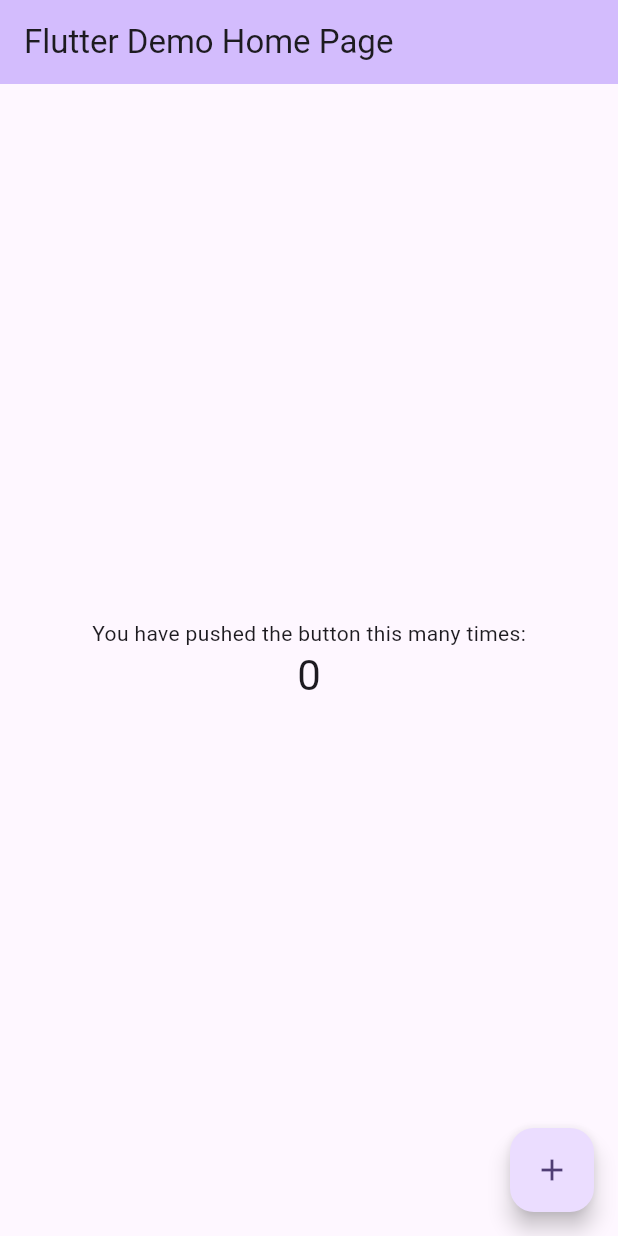
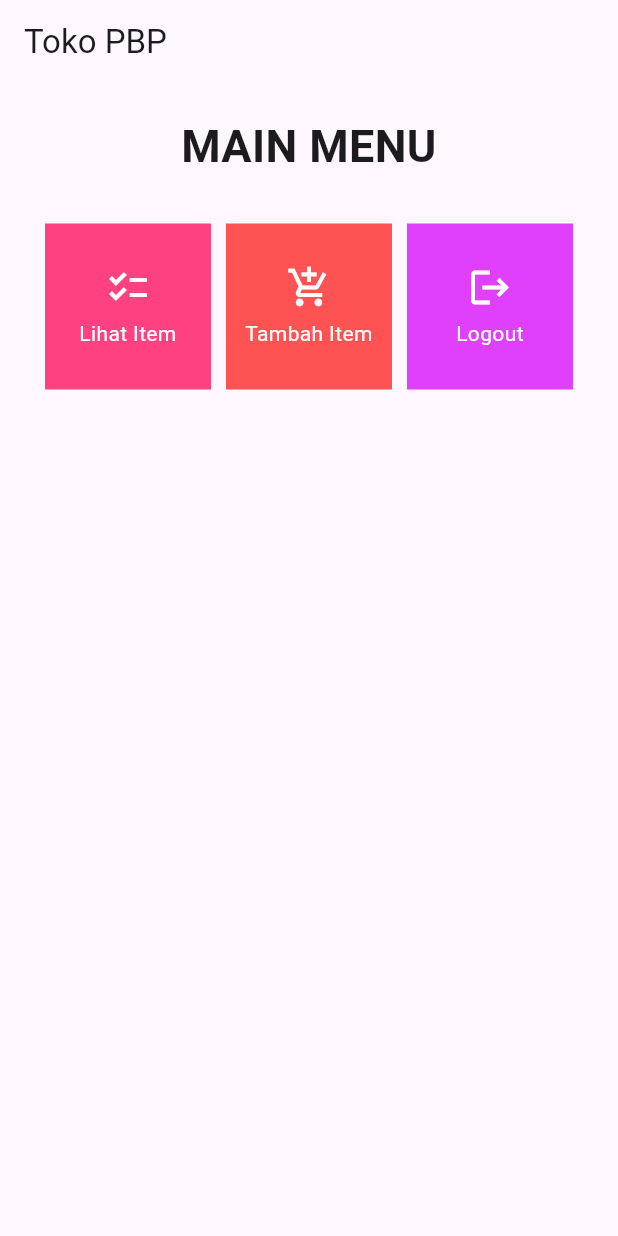
Before and after one commit to pershyfon/toko_pbp_mobile, a Flutter app: the screen it shows after launch, on a phone screen of 412 x 824 dp. Run offline on Flutter 3.47's test engine with Material 2 defaults, Android fonts, the phone set to English and light mode, and no system bars.

Commit message:
menyelesaikan tugas 7

```diff
--- a/lib/main.dart
+++ b/lib/main.dart
@@ -1,4 +1,5 @@
 import 'package:flutter/material.dart';
+import 'package:toko_pbp_mobile/menu.dart';
 
 void main() {
   runApp(const MyApp());
@@ -31,95 +32,7 @@
         colorScheme: ColorScheme.fromSeed(seedColor: Colors.deepPurple),
         useMaterial3: true,
       ),
-      home: const MyHomePage(title: 'Flutter Demo Home Page'),
+      home: MyHomePage(),
     );
   }
 }
-
-class MyHomePage extends StatefulWidget {
-  const MyHomePage({super.key, required this.title});
-
-  // This widget is the home page of your application. It is stateful, meaning
-  // that it has a State object (defined below) that contains fields that affect
-  // how it looks.
-
-  // This class is the configuration for the state. It holds the values (in this
-  // case the title) provided by the parent (in this case the App widget) and
-  // used by the build method of the State. Fields in a Widget subclass are
-  // always marked "final".
-
-  final String title;
-
-  @override
-  State<MyHomePage> createState() => _MyHomePageState();
-}
-
-class _MyHomePageState extends State<MyHomePage> {
-  int _counter = 0;
-
-  void _incrementCounter() {
-    setState(() {
-      // This call to setState tells the Flutter framework that something has
-      // changed in this State, which causes it to rerun the build method below
-      // so that the display can reflect the updated values. If we changed
-      // _counter without calling setState(), then the build method would not be
-      // called again, and so nothing would appear to happen.
-      _counter++;
-    });
-  }
-
-  @override
-  Widget build(BuildContext context) {
-    // This method is rerun every time setState is called, for instance as done
-    // by the _incrementCounter method above.
-    //
-    // The Flutter framework has been optimized to make rerunning build methods
-    // fast, so that you can just rebuild anything that needs updating rather
-    // than having to individually change instances of widgets.
-    return Scaffold(
-      appBar: AppBar(
-        // TRY THIS: Try changing the color here to a specific color (to
-        // Colors.amber, perhaps?) and trigger a hot reload to see the AppBar
-        // change color while the other colors stay the same.
-        backgroundColor: Theme.of(context).colorScheme.inversePrimary,
-        // Here we take the value from the MyHomePage object that was created by
-        // the App.build method, and use it to set our appbar title.
-        title: Text(widget.title),
-      ),
-      body: Center(
-        // Center is a layout widget. It takes a single child and positions it
-        // in the middle of the parent.
-        child: Column(
-          // Column is also a layout widget. It takes a list of children and
-          // arranges them vertically. By default, it sizes itself to fit its
-          // children horizontally, and tries to be as tall as its parent.
-          //
-          // Column has various properties to control how it sizes itself and
-          // how it positions its children. Here we use mainAxisAlignment to
-          // center the children vertically; the main axis here is the vertical
-          // axis because Columns are vertical (the cross axis would be
-          // horizontal).
-          //
-          // TRY THIS: Invoke "debug painting" (choose the "Toggle Debug Paint"
-          // action in the IDE, or press "p" in the console), to see the
-          // wireframe for each widget.
-          mainAxisAlignment: MainAxisAlignment.center,
-          children: <Widget>[
-            const Text(
-              'You have pushed the button this many times:',
-            ),
-            Text(
-              '$_counter',
-              style: Theme.of(context).textTheme.headlineMedium,
-            ),
-          ],
-        ),
-      ),
-      floatingActionButton: FloatingActionButton(
-        onPressed: _incrementCounter,
-        tooltip: 'Increment',
-        child: const Icon(Icons.add),
-      ), // This trailing comma makes auto-formatting nicer for build methods.
-    );
-  }
-}
--- /dev/null
+++ b/lib/menu.dart
@@ -0,0 +1,122 @@
+import 'package:flutter/material.dart';
+
+
+class MyHomePage extends StatelessWidget {
+  MyHomePage({Key? key}) : super(key: key);
+
+  final List<ShopItem> items = [
+    ShopItem("Lihat Item", Icons.checklist, Colors.pinkAccent),
+    ShopItem("Tambah Item", Icons.add_shopping_cart, Colors.redAccent),
+    ShopItem("Logout", Icons.logout, Colors.purpleAccent),
+  ];
+
+  // This widget is the home page of your application. It is stateful, meaning
+  // that it has a State object (defined below) that contains fields that affect
+  // how it looks.
+
+  // This class is the configuration for the state. It holds the values (in this
+  // case the title) provided by the parent (in this case the App widget) and
+  // used by the build method of the State. Fields in a Widget subclass are
+  // always marked "final".
+
+  @override
+  Widget build(BuildContext context) {
+    return Scaffold(
+      appBar: AppBar(
+        title: const Text(
+          'Toko PBP',
+        ),
+      ),
+      body: SingleChildScrollView(
+        // Widget wrapper yang dapat discroll
+        child: Padding(
+          padding: const EdgeInsets.all(10.0), // Set padding dari halaman
+          child: Column(
+            // Widget untuk menampilkan children secara vertikal
+            children: <Widget>[
+              const Padding(
+                padding: EdgeInsets.only(top: 10.0, bottom: 10.0),
+                // Widget Text untuk menampilkan tulisan dengan alignment center dan style yang sesuai
+                child: Text(
+                  'MAIN MENU', // Text yang menandakan toko
+                  textAlign: TextAlign.center,
+                  style: TextStyle(
+                    fontSize: 30,
+                    fontWeight: FontWeight.bold,
+                  ),
+                ),
+              ),
+              // Grid layout
+              GridView.count(
+                // Container pada card kita.
+                primary: true,
+                padding: const EdgeInsets.all(20),
+                crossAxisSpacing: 10,
+                mainAxisSpacing: 10,
+                crossAxisCount: 3,
+                shrinkWrap: true,
+                children: items.map((ShopItem item) {
+                  // Iterasi untuk setiap item
+                  return ShopCard(item);
+                }).toList(),
+              ),
+            ],
+          ),
+        ),
+      ),
+    );
+  }
+}
+
+class ShopItem {
+  final String name;
+  final IconData icon;
+  final Color color;
+
+  ShopItem(this.name, this.icon, this.color);
+}
+
+class ShopCard extends StatelessWidget {
+  final ShopItem item;
+
+  const ShopCard(this.item, {super.key}); // Constructor
+
+  @override
+  Widget build(BuildContext context) {
+    return Material(
+      color: item.color,
+      child: InkWell(
+        // Area responsive terhadap sentuhan
+        onTap: () {
+          // Memunculkan SnackBar ketika diklik
+          ScaffoldMessenger.of(context)
+            ..hideCurrentSnackBar()
+            ..showSnackBar(SnackBar(
+                content: Text("Kamu telah menekan tombol ${item.name}!")));
+        },
+        child: Container(
+          // Container untuk menyimpan Icon dan Text
+          padding: const EdgeInsets.all(8),
+          child: Center(
+            child: Column(
+              mainAxisAlignment: MainAxisAlignment.center,
+              children: [
+                Icon(
+                  item.icon,
+                  color: Colors.white,
+                  size: 30.0,
+                ),
+                const Padding(padding: EdgeInsets.all(3)),
+                Text(
+                  item.name,
+                  textAlign: TextAlign.center,
+                  style: const TextStyle(color: Colors.white),
+                ),
+              ],
+            ),
+          ),
+        ),
+      ),
+    );
+  }
+}
```
Also changed, not shown: 1 other file.
